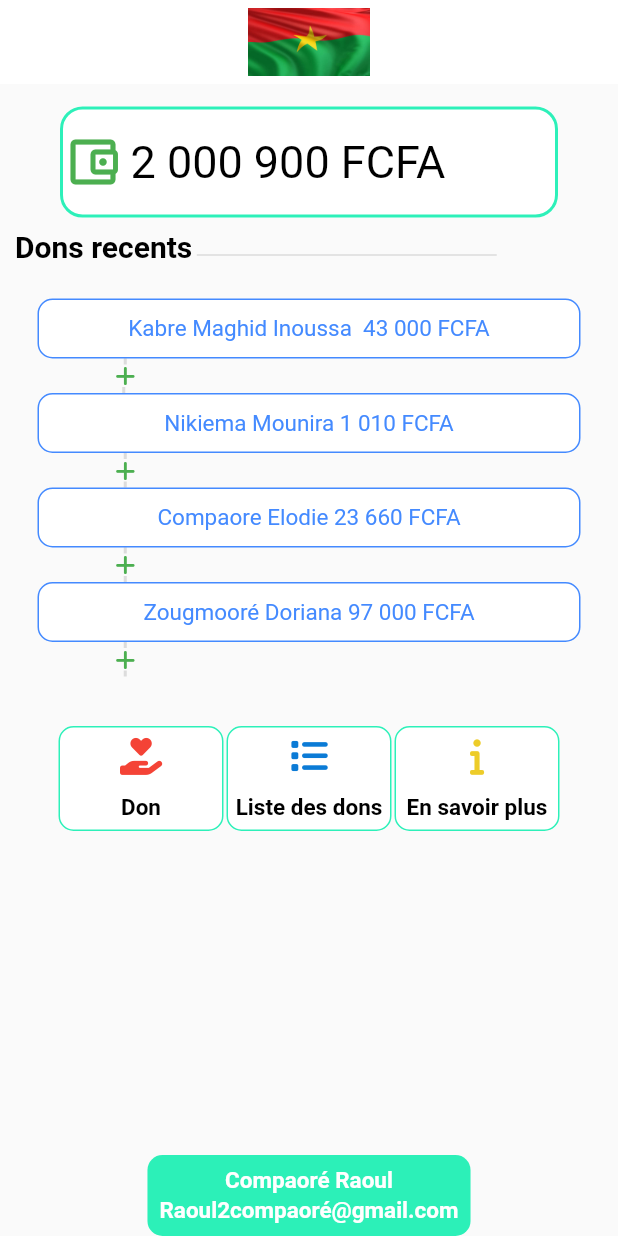
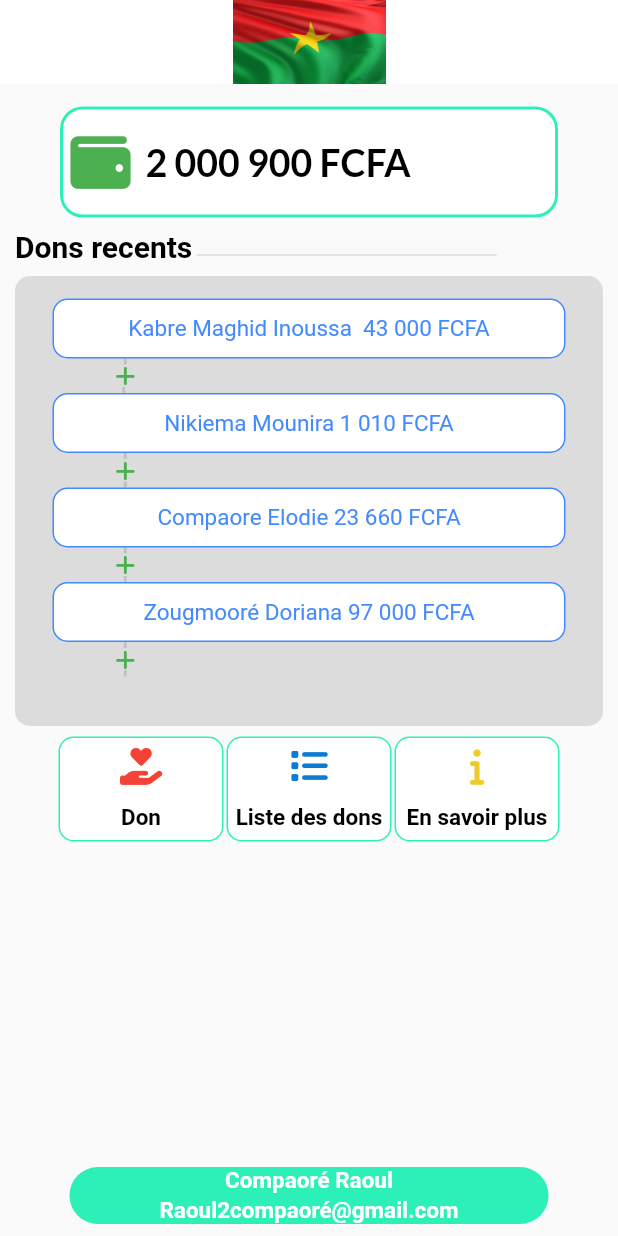
Before and after one commit to Raoul-cpr/projet-unib, a Flutter app: the screen it shows after launch, after a tap on "Valider", on a phone screen of 412 x 824 dp. Run offline on Flutter 3.47's test engine with Material 2 defaults, Android fonts, the phone set to English and light mode, and no system bars; our stand-ins replace font_awesome_flutter, google_fonts.

Commit message:
Encore une modification apporté a page

```diff
--- a/lib/main.dart
+++ b/lib/main.dart
@@ -1,4 +1,5 @@
 import 'package:flutter/material.dart';
+import 'package:google_fonts/google_fonts.dart';
 import 'package:unib/page.dart';
 import 'package:unib/textfield.dart';
 
@@ -37,12 +38,8 @@
     final TextEditingController _nameController = TextEditingController();
     final TextEditingController _emailController = TextEditingController();
     return Scaffold(
-      appBar: AppBar(
-        elevation: 0,
-        backgroundColor: Colors.white,
-        //title: Text("Unib"),
-      ),
-      body: SingleChildScrollView(
+      body: SafeArea(
+        child: SingleChildScrollView(
           child: Container(
             color: Colors.white,
             //height: double.infinity,
@@ -52,17 +49,25 @@
               //mainAxisAlignment: MainAxisAlignment.center,
               crossAxisAlignment: CrossAxisAlignment.center,
               children: [
+                Image.asset(
+                  'asset/image0.jpg',
+                ),
                 const SizedBox(
-                height: 45,
+                  height: 15,
                 ),
-              Text(
+                Container(
+                  padding: const EdgeInsets.symmetric(horizontal: 10),
+                  child: Center(
+                    child: Text(
                       "Bienvenue sur Unib, veillez entrer ces informations pour pouvoir faire un don, si vous preferez etre dans l'anonymat, marquez anonyme",
-                style: TextStyle(
+                      style: GoogleFonts.alice(
                         color: Colors.black,
                         fontSize: 20,
                         fontWeight: FontWeight.bold,
                       ),
                       textAlign: TextAlign.center,
+                    ),
+                  ),
                 ),
                 const SizedBox(
                   height: 30,
@@ -77,7 +82,8 @@
                 Container(
                     margin: const EdgeInsets.symmetric(horizontal: 15),
                     child: Textfield(
-                      controller: _emailController, hintText: "Adresse email")),
+                        controller: _emailController,
+                        hintText: "Adresse email")),
                 const SizedBox(
                   height: 45,
                 ),
@@ -114,6 +120,7 @@
             ),
           ),
         ),
+      ),
     );
   }
 }
--- a/lib/page.dart
+++ b/lib/page.dart
@@ -2,6 +2,7 @@ import 'dart:ui';
 
 import 'package:flutter/material.dart';
 import 'package:font_awesome_flutter/font_awesome_flutter.dart';
+import 'package:google_fonts/google_fonts.dart';
 
 class Paged extends StatefulWidget {
   const Paged({Key? key}) : super(key: key);
@@ -19,7 +20,7 @@ class _PagedState extends State<Paged> {
         title: Image.asset(
           'asset/image0.jpg',
           //fit: BoxFit.cover,
-          height: 45,
+          height: 56,
         ),
         elevation: 0,
         backgroundColor: Colors.white,
@@ -46,21 +47,27 @@ class _PagedState extends State<Paged> {
                 ),
               ),
               alignment: Alignment.center,
+              child: Container(
+                padding: const EdgeInsets.symmetric(horizontal: 5),
                 child: Row(
                   children: [
-                  Icon(
-                    Icons.account_balance_wallet_outlined,
+                    FaIcon(
+                      FontAwesomeIcons.wallet,
                       color: Colors.green,
                       size: 40,
                     ),
                     const SizedBox(
-                    width: 5,
+                      width: 10,
                     ),
                     Text(
                       "2 000 900 FCFA",
-                    style: TextStyle(color: Colors.black, fontSize: 30),
+                      style: GoogleFonts.lato(
+                          color: Colors.black,
+                          fontSize: 25,
+                          fontWeight: FontWeight.bold),
                     ),
                   ],
+                ),
               ),
             ),
             const SizedBox(
@@ -74,7 +81,7 @@ class _PagedState extends State<Paged> {
                   ),
                   child: Text(
                     "Dons recents",
-                    style: TextStyle(
+                    style: GoogleFonts.roboto(
                       color: Colors.black,
                       fontSize: 20,
                       fontWeight: FontWeight.bold,
@@ -98,6 +105,10 @@ class _PagedState extends State<Paged> {
               height: 8,
             ),
             Container(
+              margin: const EdgeInsets.symmetric(horizontal: 10),
+              decoration: BoxDecoration(
+                  color: Colors.black12,
+                  borderRadius: BorderRadius.all(Radius.circular(10))),
               padding: const EdgeInsets.symmetric(horizontal: 25),
               height: 300,
               width: double.infinity,
@@ -124,7 +135,7 @@ class _PagedState extends State<Paged> {
                       padding: const EdgeInsets.all(10),
                       child: Text(
                         "Kabre Maghid Inoussa  43 000 FCFA",
-                        style: TextStyle(
+                        style: GoogleFonts.roboto(
                           color: Colors.blueAccent,
                           //fontWeight: FontWeight.bold,
                           fontSize: 15,
@@ -173,7 +184,7 @@ class _PagedState extends State<Paged> {
                       padding: const EdgeInsets.all(10),
                       child: Text(
                         "Nikiema Mounira 1 010 FCFA",
-                        style: TextStyle(
+                        style: GoogleFonts.roboto(
                           color: Colors.blueAccent,
                           //fontWeight: FontWeight.bold,
                           fontSize: 15,
@@ -222,7 +233,7 @@ class _PagedState extends State<Paged> {
                       padding: const EdgeInsets.all(10),
                       child: Text(
                         "Compaore Elodie 23 660 FCFA",
-                        style: TextStyle(
+                        style: GoogleFonts.roboto(
                           color: Colors.blueAccent,
                           //fontWeight: FontWeight.bold,
                           fontSize: 15,
@@ -271,7 +282,7 @@ class _PagedState extends State<Paged> {
                       padding: const EdgeInsets.all(10),
                       child: Text(
                         "Zougmooré Doriana 97 000 FCFA",
-                        style: TextStyle(
+                        style: GoogleFonts.roboto(
                           color: Colors.blueAccent,
                           //fontWeight: FontWeight.bold,
                           fontSize: 15,
@@ -308,11 +319,16 @@ class _PagedState extends State<Paged> {
                 ),
               ),
             ),
+            const SizedBox(
+              height: 7,
+            ),
             Row(
               crossAxisAlignment: CrossAxisAlignment.center,
               mainAxisAlignment: MainAxisAlignment.center,
               children: [
-                Container(
+                InkWell(
+                  onTap: () {},
+                  child: Container(
                     padding: const EdgeInsets.symmetric(vertical: 6),
                     height: 70,
                     width: 110,
@@ -344,10 +360,13 @@ class _PagedState extends State<Paged> {
                       ],
                     ),
                   ),
+                ),
                 const SizedBox(
                   width: 2,
                 ),
-                Container(
+                InkWell(
+                  onTap: () {},
+                  child: Container(
                     padding: const EdgeInsets.symmetric(vertical: 6),
                     height: 70,
                     width: 110,
@@ -379,10 +398,13 @@ class _PagedState extends State<Paged> {
                       ],
                     ),
                   ),
+                ),
                 const SizedBox(
                   width: 2,
                 ),
-                Container(
+                InkWell(
+                  onTap: () {},
+                  child: Container(
                     padding: const EdgeInsets.symmetric(vertical: 6),
                     height: 70,
                     width: 110,
@@ -413,6 +435,7 @@ class _PagedState extends State<Paged> {
                       ],
                     ),
                   ),
+                ),
               ],
             ),
             Flexible(
@@ -423,11 +446,11 @@ class _PagedState extends State<Paged> {
               height: 4,
             ),
             Container(
-              padding: const EdgeInsets.all(8),
+              padding: const EdgeInsets.symmetric(horizontal: 60),
               decoration: BoxDecoration(
                 color: Color.fromARGB(233, 25, 239, 178),
                 borderRadius: BorderRadius.all(
-                  Radius.circular(10),
+                  Radius.circular(30),
                 ),
               ),
               child: Column(
@@ -453,7 +476,10 @@ class _PagedState extends State<Paged> {
                   ),
                 ],
               ),
-            )
+            ),
+            const SizedBox(
+              height: 8,
+            ),
             /*Container(
               width: double.infinity,
               color: Color.fromARGB(233, 25, 239, 178),
```
Also changed, not shown: pubspec.yaml (+2 -7 lines), pubspec.lock. Lines whose indentation alone changed are shown as unchanged.
